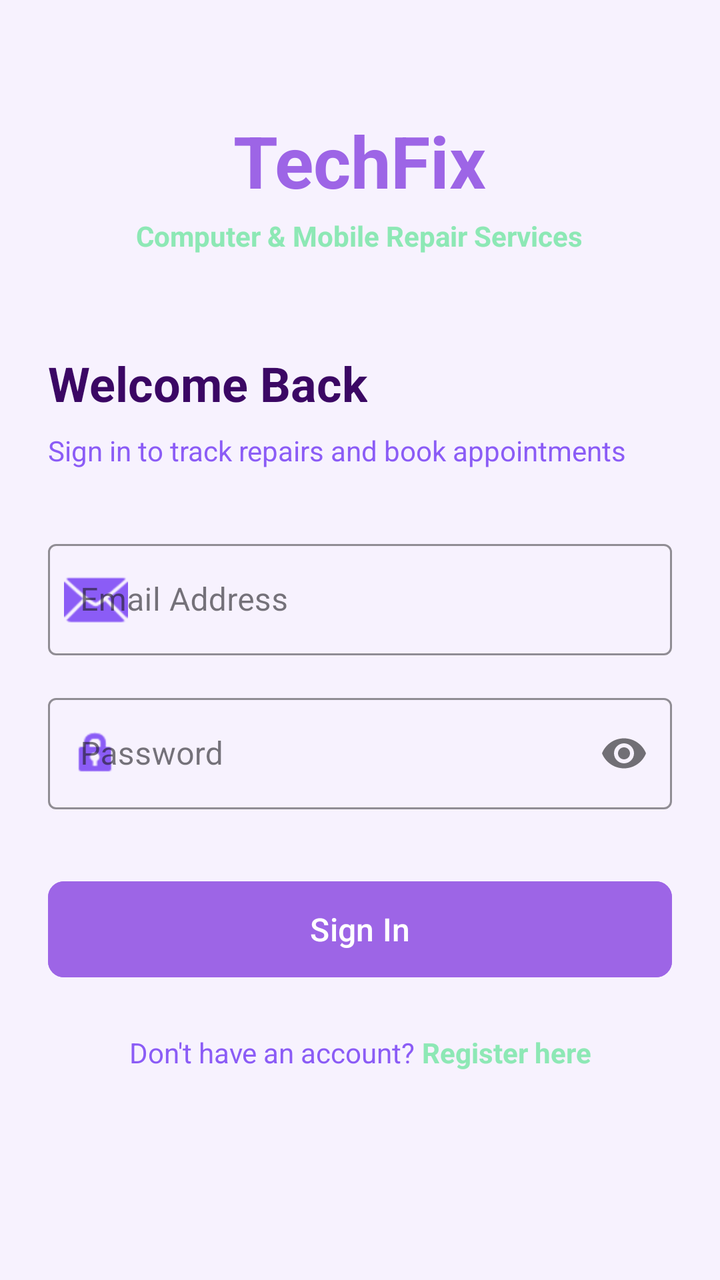
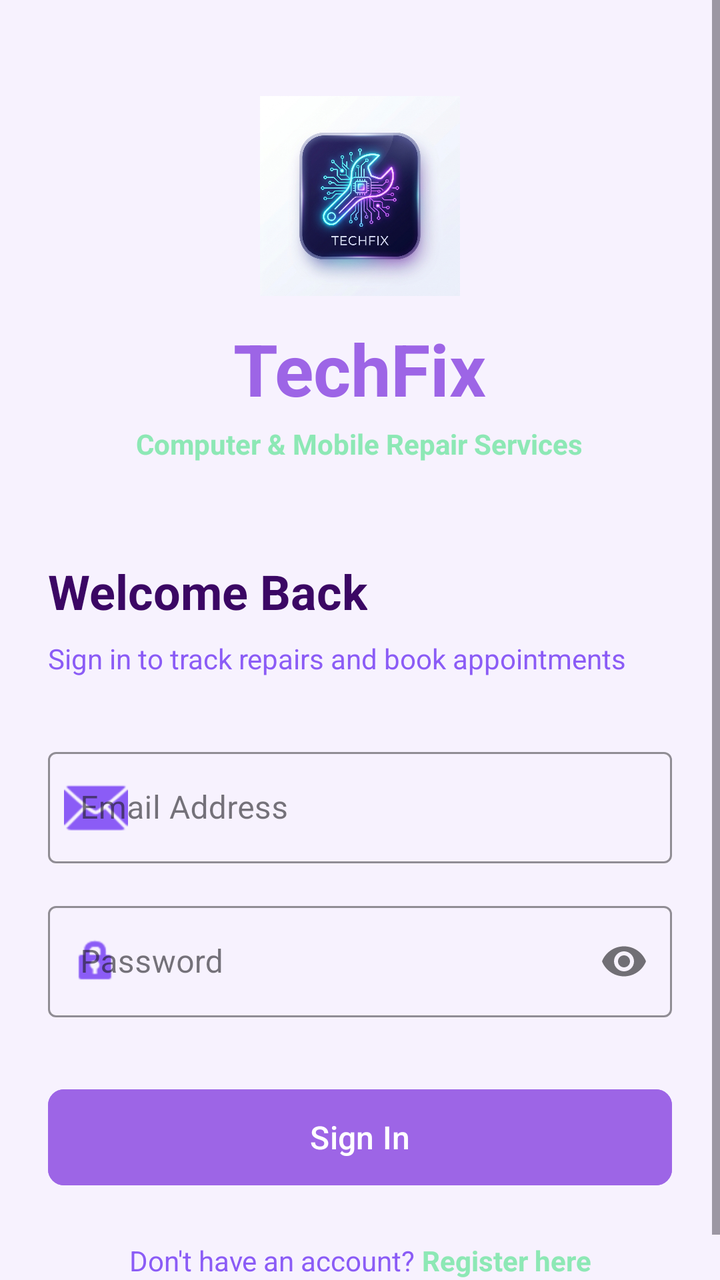

Screens rendered from an Android XML layout before and after an edit, with the pre-edit source and the edit as a unified diff.
<!-- AndroidManifest.xml: application theme Theme.TechFix -->
<!-- res/layout/activity_login.xml -->
<?xml version="1.0" encoding="utf-8"?>
<androidx.constraintlayout.widget.ConstraintLayout 
    xmlns:android="http://schemas.android.com/apk/res/android"
    xmlns:app="http://schemas.android.com/apk/res-auto"
    xmlns:tools="http://schemas.android.com/tools"
    android:layout_width="match_parent"
    android:layout_height="match_parent"
    android:background="@color/backgroundColor"
    tools:context="com.techfix.app.authentication.LoginActivity">

    <ScrollView
        android:layout_width="match_parent"
        android:layout_height="match_parent"
        android:fillViewport="true">

        <androidx.constraintlayout.widget.ConstraintLayout
            android:layout_width="match_parent"
            android:layout_height="wrap_content"
            android:padding="24dp">

            
            <LinearLayout
                android:id="@+id/headerContainer"
                android:layout_width="match_parent"
                android:layout_height="wrap_content"
                android:orientation="vertical"
                android:gravity="center"
                android:layout_marginTop="32dp"
                app:layout_constraintTop_toTopOf="parent"
                app:layout_constraintStart_toStartOf="parent"
                app:layout_constraintEnd_toEndOf="parent">

                <TextView
                    android:id="@+id/appNameText"
                    android:layout_width="wrap_content"
                    android:layout_height="wrap_content"
                    android:text="TechFix"
                    android:textSize="36sp"
                    android:textStyle="bold"
                    android:textColor="@color/primaryColor" />

                <TextView
                    android:id="@+id/appSubtitleText"
                    android:layout_width="wrap_content"
                    android:layout_height="wrap_content"
                    android:text="Computer &amp; Mobile Repair Services"
                    android:textSize="14sp"
                    android:textColor="@color/secondaryColor"
                    android:layout_marginTop="4dp"
                    android:textStyle="bold" />
            </LinearLayout>

            <TextView
                android:id="@+id/welcomeTitle"
                android:layout_width="wrap_content"
                android:layout_height="wrap_content"
                android:text="Welcome Back"
                android:textSize="24sp"
                android:textStyle="bold"
                android:textColor="@color/textPrimary"
                android:layout_marginTop="48dp"
                app:layout_constraintTop_toBottomOf="@id/headerContainer"
                app:layout_constraintStart_toStartOf="parent" />

            <TextView
                android:id="@+id/welcomeSubtitle"
                android:layout_width="wrap_content"
                android:layout_height="wrap_content"
                android:text="Sign in to track repairs and book appointments"
                android:textSize="14sp"
                android:textColor="@color/textSecondary"
                android:layout_marginTop="8dp"
                app:layout_constraintTop_toBottomOf="@id/welcomeTitle"
                app:layout_constraintStart_toStartOf="parent" />

            
            <com.google.android.material.textfield.TextInputLayout
                android:id="@+id/emailInputLayout"
                style="@style/Widget.MaterialComponents.TextInputLayout.OutlinedBox"
                android:layout_width="match_parent"
                android:layout_height="wrap_content"
                android:layout_marginTop="32dp"
                android:hint="Email Address"
                app:boxStrokeColor="@color/primaryColor"
                app:hintTextColor="@color/primaryColor"
                app:startIconDrawable="@android:drawable/ic_dialog_email"
                app:startIconTint="@color/textSecondary"
                app:layout_constraintTop_toBottomOf="@id/welcomeSubtitle">

                <com.google.android.material.textfield.TextInputEditText
                    android:id="@+id/emailEditText"
                    android:layout_width="match_parent"
                    android:layout_height="wrap_content"
                    android:inputType="textEmailAddress"
                    android:textColor="@color/textPrimary" />
            </com.google.android.material.textfield.TextInputLayout>

            
            <com.google.android.material.textfield.TextInputLayout
                android:id="@+id/passwordInputLayout"
                style="@style/Widget.MaterialComponents.TextInputLayout.OutlinedBox"
                android:layout_width="match_parent"
                android:layout_height="wrap_content"
                android:layout_marginTop="16dp"
                android:hint="Password"
                app:boxStrokeColor="@color/primaryColor"
                app:hintTextColor="@color/primaryColor"
                app:passwordToggleEnabled="true"
                app:startIconDrawable="@android:drawable/ic_lock_idle_lock"
                app:startIconTint="@color/textSecondary"
                app:layout_constraintTop_toBottomOf="@id/emailInputLayout">

                <com.google.android.material.textfield.TextInputEditText
                    android:id="@+id/passwordEditText"
                    android:layout_width="match_parent"
                    android:layout_height="wrap_content"
                    android:inputType="textPassword"
                    android:textColor="@color/textPrimary" />
            </com.google.android.material.textfield.TextInputLayout>

            
            <com.google.android.material.button.MaterialButton
                android:id="@+id/signInButton"
                android:layout_width="match_parent"
                android:layout_height="56dp"
                android:layout_marginTop="32dp"
                android:text="Sign In"
                android:textSize="16sp"
                android:textColor="@color/white"
                android:backgroundTint="@color/primaryColor"
                app:cornerRadius="8dp"
                app:layout_constraintTop_toBottomOf="@id/passwordInputLayout" />

            
            <TextView
                android:id="@+id/registerPromptText"
                android:layout_width="wrap_content"
                android:layout_height="wrap_content"
                android:text="Don't have an account? "
                android:textColor="@color/textSecondary"
                android:textSize="14sp"
                android:layout_marginTop="24dp"
                app:layout_constraintTop_toBottomOf="@id/signInButton"
                app:layout_constraintStart_toStartOf="parent"
                app:layout_constraintEnd_toStartOf="@id/registerLink"
                app:layout_constraintHorizontal_chainStyle="packed" />

            <TextView
                android:id="@+id/registerLink"
                android:layout_width="wrap_content"
                android:layout_height="wrap_content"
                android:text="Register here"
                android:textColor="@color/secondaryColor"
                android:textSize="14sp"
                android:textStyle="bold"
                android:layout_marginTop="24dp"
                app:layout_constraintTop_toBottomOf="@id/signInButton"
                app:layout_constraintStart_toEndOf="@id/registerPromptText"
                app:layout_constraintEnd_toEndOf="parent" />

            
            <ProgressBar
                android:id="@+id/loginProgressBar"
                android:layout_width="wrap_content"
                android:layout_height="wrap_content"
                android:visibility="gone"
                android:indeterminateTint="@color/secondaryColor"
                app:layout_constraintTop_toTopOf="parent"
                app:layout_constraintBottom_toBottomOf="parent"
                app:layout_constraintStart_toStartOf="parent"
                app:layout_constraintEnd_toEndOf="parent" />

        </androidx.constraintlayout.widget.ConstraintLayout>
    </ScrollView>
</androidx.constraintlayout.widget.ConstraintLayout>
<!-- resources referenced by this layout -->
<resources>
  <color name="backgroundColor">#F7F2FE</color>
  <color name="primaryColor">#9D65E6</color>
  <color name="secondaryColor">#8DE8B5</color>
  <color name="textPrimary">#3B0764</color>
  <color name="textSecondary">#8B5CF6</color>
  <color name="white">#FFFFFFFF</color>
  <style name="Theme.TechFix" parent="Base.Theme.TechFix" />
  <style name="Base.Theme.TechFix" parent="Theme.Material3.DayNight.NoActionBar">
          
          <item name="colorPrimary">@color/primaryColor</item>
          <item name="colorPrimaryDark">@color/primaryDarkColor</item>
          <item name="colorSecondary">@color/secondaryColor</item>
          <item name="colorError">@color/errorColor</item>
          
          
          <item name="android:windowBackground">@color/backgroundColor</item>
          <item name="colorSurface">@color/surfaceColor</item>
          <item name="colorOnPrimary">@color/white</item>
          <item name="colorOnSecondary">@color/white</item>
      </style>
  <color name="primaryDarkColor">#6D28D9</color>
  <color name="errorColor">#EF4444</color>
  <color name="surfaceColor">#FFFFFF</color>
</resources>

<!-- the commit's change to res/layout/activity_login.xml (unified diff, before → after) -->
@@ -25,10 +25,18 @@
                 android:layout_height="wrap_content"
                 android:orientation="vertical"
                 android:gravity="center"
-                android:layout_marginTop="32dp"
+                android:layout_marginTop="24dp"
                 app:layout_constraintTop_toTopOf="parent"
                 app:layout_constraintStart_toStartOf="parent"
                 app:layout_constraintEnd_toEndOf="parent">
+
+                <ImageView
+                    android:id="@+id/appLogoImage"
+                    android:layout_width="100dp"
+                    android:layout_height="100dp"
+                    android:src="@drawable/techfix_logo"
+                    android:contentDescription="TechFix Logo"
+                    android:layout_marginBottom="12dp" />
 
                 <TextView
                     android:id="@+id/appNameText"
<!-- resource entries referenced after the edit -->
@@ -6,6 +6,7 @@
   <color name="textPrimary">#3B0764</color>
   <color name="textSecondary">#8B5CF6</color>
   <color name="white">#FFFFFFFF</color>
+  <!-- drawable techfix_logo: png bitmap (drawable, 470029 bytes) -->
   <style name="Theme.TechFix" parent="Base.Theme.TechFix" />
   <style name="Base.Theme.TechFix" parent="Theme.Material3.DayNight.NoActionBar">
           
